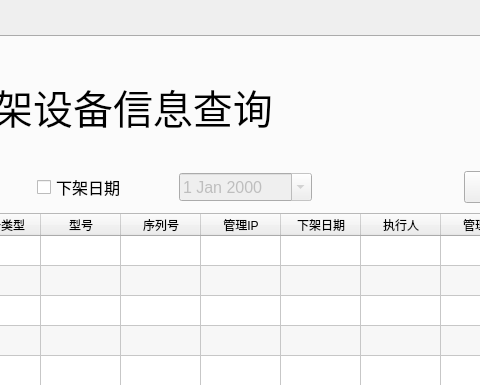
Qt form ui/shelf_display.ui (tainyuhong/pyside_machine_system) before a commit; both pictures show x 399 to 879 and y 0 to 385 of the 1024 by 768 pixel window.
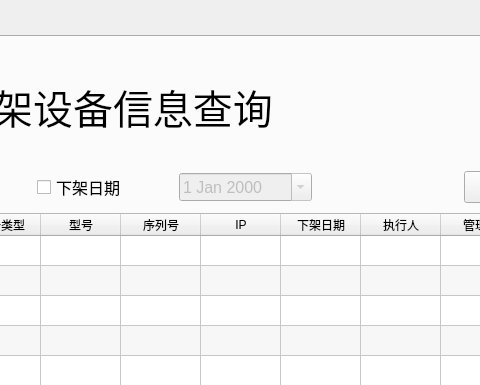
The same form after that commit. The open tabs and pages were chosen to show the change.

The edit to the form file:
```diff
--- a/ui/shelf_display.ui
+++ b/ui/shelf_display.ui
@@ -415,7 +415,7 @@
            </column>
            <column>
             <property name="text">
-             <string>管理IP</string>
+             <string>IP</string>
             </property>
            </column>
            <column>
```
